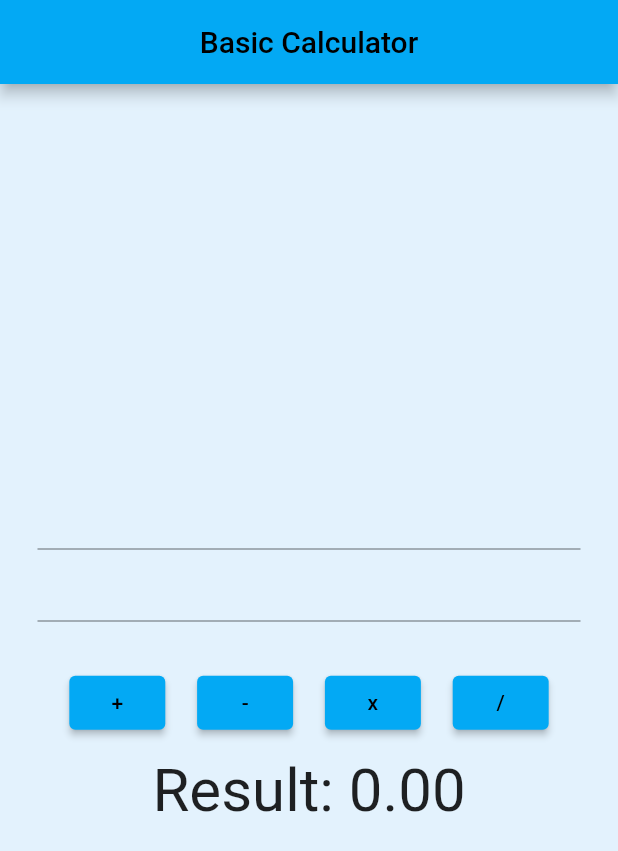
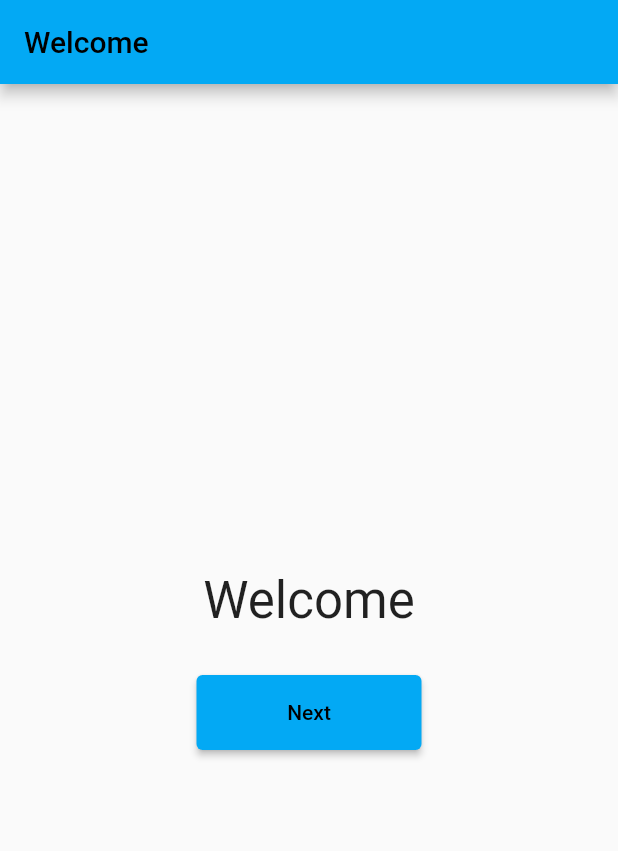
Before and after one commit to akibur-rahman/Basic-Calculator-with-FLutter, a Flutter app: the screen it shows after launch, on a phone screen of 412 x 824 dp. Shown: the top 851 px of the screen. Run offline on Flutter 3.47's test engine with Material 2 defaults, Android fonts, the phone set to English and light mode, and no system bars.

Commit message:
added start screen to the app

```diff
--- /dev/null
+++ b/calculator/lib/StartScreen.dart
@@ -0,0 +1,39 @@
+import 'package:calculator/main.dart';
+import 'package:flutter/material.dart';
+
+class IntroScreen extends StatelessWidget {
+  const IntroScreen({super.key});
+
+  @override
+  Widget build(BuildContext context) {
+    return Scaffold(
+        appBar: AppBar(
+          title: const Text("Welcome"),
+        ),
+        body: SafeArea(
+            child: Center(
+          child: Column(mainAxisAlignment: MainAxisAlignment.center, children: [
+            const Text(
+              'Welcome',
+              style: TextStyle(fontSize: 34),
+            ),
+            const SizedBox(
+              height: 30,
+            ),
+            SizedBox(
+              width: 150,
+              height: 50,
+              child: ElevatedButton(
+                onPressed: () {
+                  Navigator.push(
+                    context,
+                    MaterialPageRoute(builder: (context) => const MyHomePage()),
+                  );
+                },
+                child: const Text('Next'),
+              ),
+            )
+          ]),
+        )));
+  }
+}
--- a/calculator/lib/main.dart
+++ b/calculator/lib/main.dart
@@ -1,4 +1,6 @@
 import 'package:flutter/material.dart';
+
+import 'StartScreen.dart';
 
 void main() {
   runApp(const MyApp());
@@ -16,7 +18,7 @@ class MyApp extends StatelessWidget {
       theme: ThemeData(
         primarySwatch: Colors.lightBlue,
       ),
-      home: MyHomePage(),
+      home: IntroScreen(),
     );
   }
 }
```
